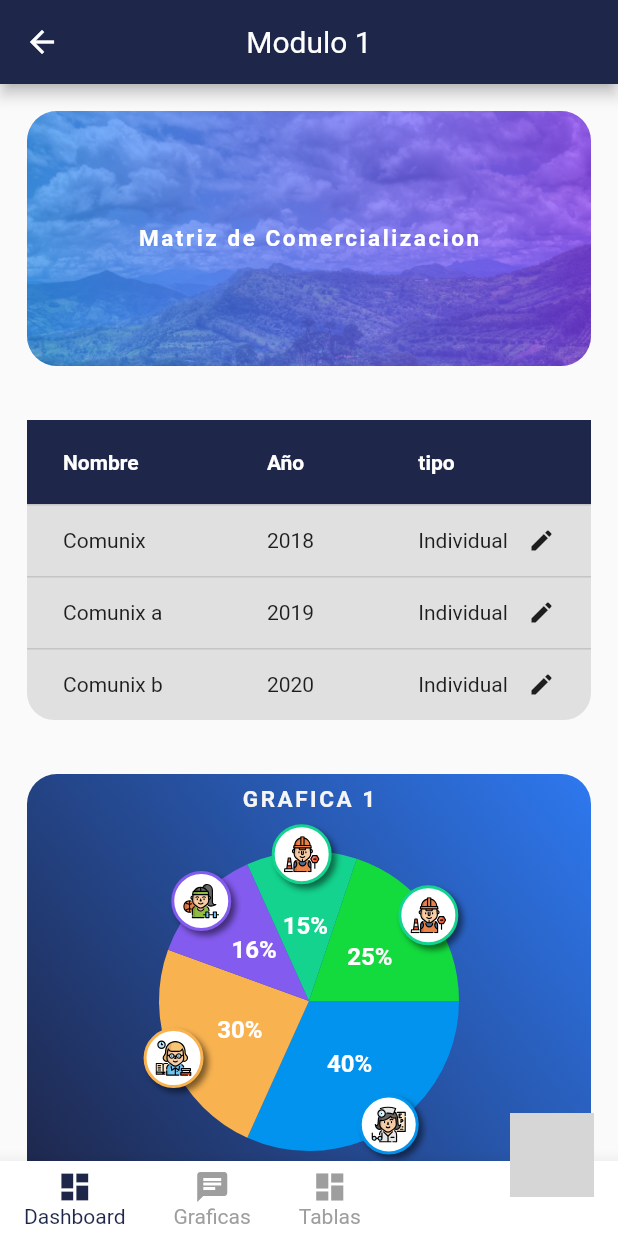
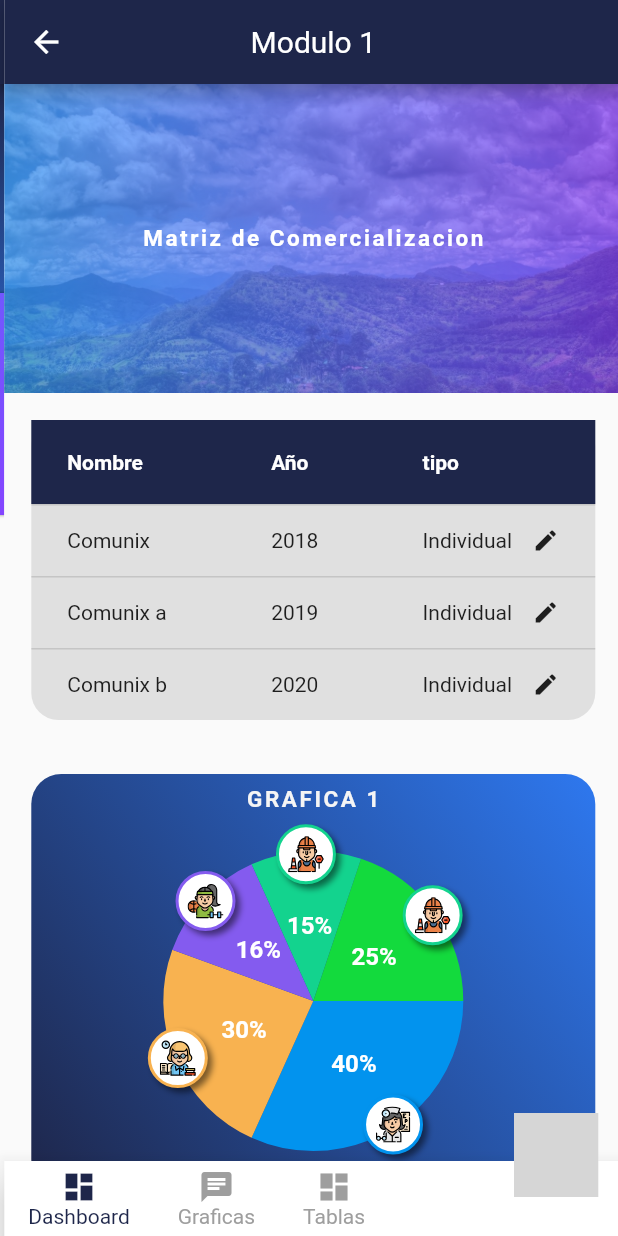
Before and after one commit to LeonardoAndresSanchez/bodecom, a Flutter app: the HomePage screen opened by its route, after a tap on an icon or button, on a phone screen of 412 x 824 dp. Run offline on Flutter 3.47's test engine with Material 2 defaults, Android fonts, the phone set to English and light mode, and no system bars; drawn by our look-alikes of carousel_slider, fl_chart; our stand-ins replace animate_do, curved_navigation_bar, date_format, flutter_hex_color, flutter_svg, lite_rolling_switch and 2 more; missing offline and left inert: fab_circular_menu, searchable_dropdown; statements that could not run were skipped; grey boxes are pictures that could not be loaded.

```diff
--- a/lib/src/pages/home_page.dart
+++ b/lib/src/pages/home_page.dart
@@ -1,4 +1,6 @@
+import 'package:animate_do/animate_do.dart';
 import 'package:bodecom/src/animations/animations.dart';
+import 'package:bodecom/src/pages/menuModulo1.dart';
 import 'package:carousel_slider/carousel_slider.dart';
 import 'package:fl_chart/fl_chart.dart';
 import 'package:flutter/material.dart';
@@ -199,8 +201,24 @@ class _HomePageState extends State<HomePage> {
       onTap: () {
         switch (item) {
           case 'Comercializacion':
-            Navigator.pushNamed(context, 'menuModulo1');
+            // Navigator.pushNamed(context, 'menuModulo1');
             // Navigator.pushNamed(context, 'modulo1');
+            Navigator.of(context).push(PageRouteBuilder(
+                pageBuilder: (context, animation, anotherAnimation) {
+                  return MenuModulo1();
+                },
+                transitionDuration: Duration(milliseconds: 1200),
+                transitionsBuilder:
+                    (context, animation, anotherAnimation, child) {
+                  animation = CurvedAnimation(
+                      curve: Curves.decelerate, parent: animation);
+                  return SlideTransition(
+                    position:
+                        Tween(begin: Offset(1.0, 0.0), end: Offset(0.0, 0.0))
+                            .animate(animation),
+                    child: child,
+                  );
+                }));
             break;
           default:
         }
--- a/lib/src/pages/modulo1.dart
+++ b/lib/src/pages/modulo1.dart
@@ -62,14 +62,12 @@ class _Modulo1PageState extends State<Modulo1Page> {
         children: [
           Container(
               height: size.height * 0.25,
-              decoration: BoxDecoration(
-                // color: HexColor('#2E78EF'),
-                borderRadius: BorderRadius.only(
-                    bottomLeft: Radius.circular(10),
-                    bottomRight: Radius.circular(10)),
-              ),
-              child: Padding(
-                padding: const EdgeInsets.all(18.0),
+              // decoration: BoxDecoration(
+              //   color: HexColor('#2E78EF'),
+              //   borderRadius: BorderRadius.only(
+              //       bottomLeft: Radius.circular(10),
+              //       bottomRight: Radius.circular(10)),
+              // ),
               child: Container(
                   decoration: BoxDecoration(
                     image: DecorationImage(
@@ -78,7 +76,7 @@ class _Modulo1PageState extends State<Modulo1Page> {
                             HexColor('#1E264A').withOpacity(0.7),
                             BlendMode.dstOut),
                         image: AssetImage('assets/pruebaBaneer.jpg')),
-                      borderRadius: BorderRadius.circular(20),
+                    // borderRadius: BorderRadius.circular(20),
                     gradient: LinearGradient(
                         begin: Alignment.centerRight,
                         end: Alignment.centerLeft,
@@ -97,8 +95,7 @@ class _Modulo1PageState extends State<Modulo1Page> {
                             color: Colors.white,
                             fontSize: 15,
                             fontWeight: FontWeight.w600)),
-                    )),
-              )),
+                  ))),
 
           // _crearBtnSlider(),
 
--- a/pubspec.yaml
+++ b/pubspec.yaml
@@ -28,9 +28,7 @@ dependencies:
   fab_circular_menu: ^1.0.0
   animated_splash_screen: ^1.0.1+2
   page_transition: ^1.1.7+2
-  animated_splash: ^1.0.0
-  flare_splash_screen: ^3.0.1
-  splash_screen_view: ^1.0.1
+  animate_do: ^1.7.3
 
 dev_dependencies:
   flutter_test:
```
Also changed, not shown: assets/loading.json (added, +1 -0 lines), lib/src/pages/splash.dart (+86 -57 lines), assets/logoComunixRojo.png (added), pubspec.lock. Lines whose indentation alone changed are shown as unchanged.
